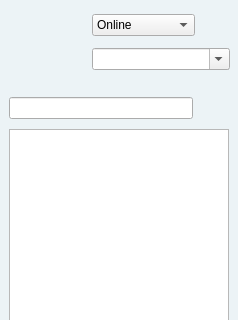
Qt form rs-Qt-gui/src/gui/MessengerWindow.ui (autoscatto/retroshare) before a commit; both pictures show x 0 to 238 and y 0 to 320 of the 238 by 482 pixel window.
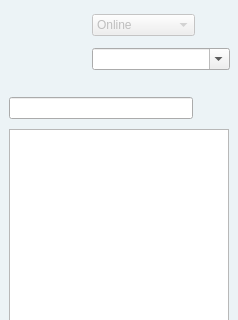
The same form after that commit. Icons and pictures are not drawn.

Commit message: - MessengerWindow: disabled Status Combobox, - added new LogoBar image - changend RetroShare Window images and systray image to the new one. -again fixed StartDialog with wrong spacing,margin sizes.

```diff
--- a/rs-Qt-gui/src/gui/MessengerWindow.ui
+++ b/rs-Qt-gui/src/gui/MessengerWindow.ui
@@ -487,6 +487,9 @@
        </property>
        <item row="0" column="0" >
         <widget class="QComboBox" name="statuscomboBox" >
+         <property name="enabled" >
+          <bool>false</bool>
+         </property>
          <property name="toolTip" >
           <string>&lt;html>&lt;head>&lt;meta name="qrichtext" content="1" />&lt;style type="text/css">
 p, li { white-space: pre-wrap; }
```
Left out of the diff: 2 changed lines with no effect on the pictures. The commit also changes 7 other files.
